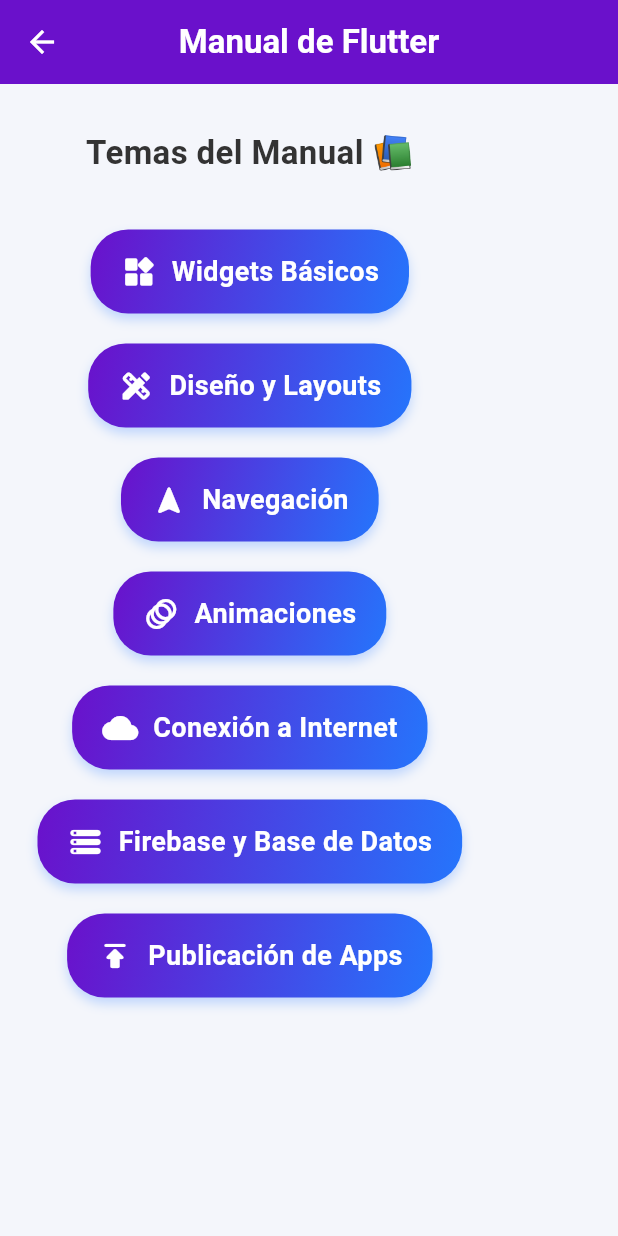
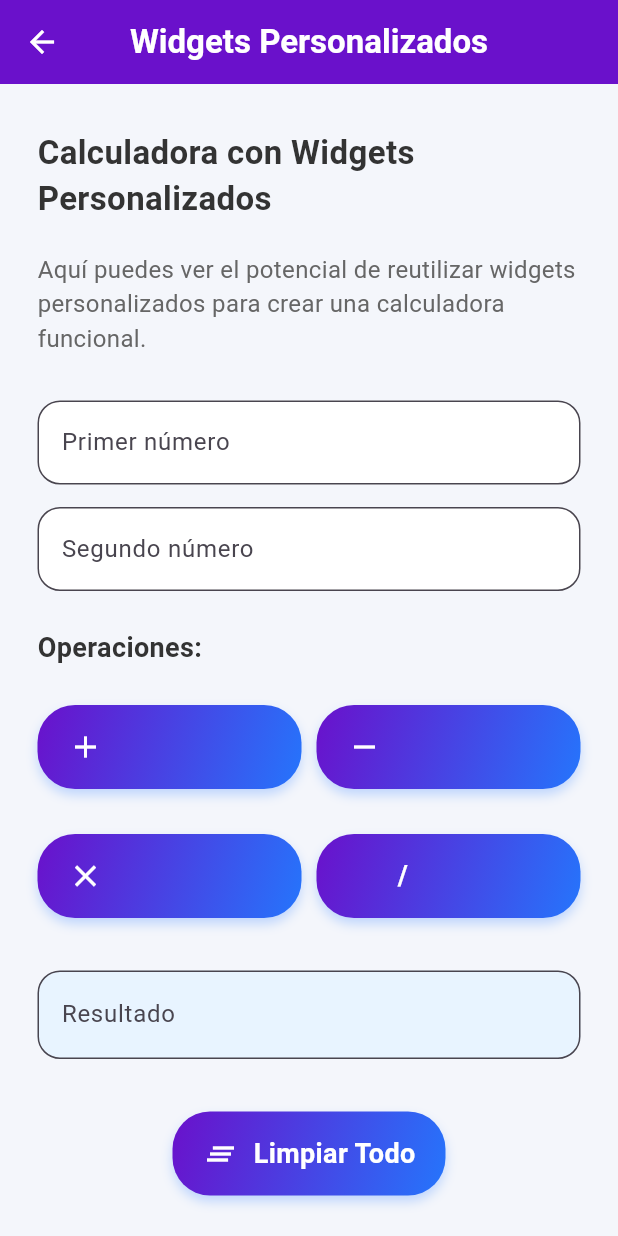
Before and after one commit to hectoRAlvarez-DAM/presentacion, a Flutter app: the Pagina2 screen opened directly, after a tap on "Diseño y Layouts", on a phone screen of 412 x 824 dp. Run offline on Flutter 3.47's test engine with Material 3 defaults, Android fonts, the phone set to English and light mode, and no system bars; Roboto replaces fonts that are missing (Poppins).

Commit message:
Widget personal ejemplo

```diff
--- a/flutter_application_1/lib/botonPers.dart
+++ b/flutter_application_1/lib/botonPers.dart
@@ -2,7 +2,7 @@ import 'package:flutter/material.dart';
 
 class botonPers extends StatelessWidget {
   final String text;
-  final IconData icon;
+  final IconData? icon;
   final VoidCallback onPressed;
 
   const botonPers({
--- a/flutter_application_1/lib/pagina2.dart
+++ b/flutter_application_1/lib/pagina2.dart
@@ -1,5 +1,6 @@
 import 'package:flutter/material.dart';
 import 'package:flutter_application_1/botonPers.dart';
+import 'package:flutter_application_1/WidgetPersonal.dart';
 
 class Pagina2 extends StatelessWidget {
   const Pagina2({super.key});
@@ -21,10 +22,10 @@ class Pagina2 extends StatelessWidget {
       body: Padding(
         padding: const EdgeInsets.symmetric(horizontal: 25, vertical: 30),
         child: Column(
-          crossAxisAlignment: CrossAxisAlignment.center,
+          crossAxisAlignment: CrossAxisAlignment.start,
           children: [
             const Text(
-              'Temas del Manual 📚',
+              'Temas del Manual',
               style: TextStyle(
                 fontSize: 22,
                 fontWeight: FontWeight.w700,
@@ -33,7 +34,7 @@ class Pagina2 extends StatelessWidget {
             ),
             const SizedBox(height: 25),
 
-            // 🧩 Lista de botones personalizados
+            // Lista de botones personalizados
             botonPers(
               text: 'Widgets Básicos',
               icon: Icons.widgets_rounded,
@@ -42,7 +43,12 @@ class Pagina2 extends StatelessWidget {
             botonPers(
               text: 'Diseño y Layouts',
               icon: Icons.design_services_rounded,
-              onPressed: () => print('Diseño y Layouts'),
+              onPressed: () {
+                Navigator.push(
+                  context,
+                  MaterialPageRoute(builder: (context) => const Widgetpersonal()),
+                );
+              },
             ),
             botonPers(
               text: 'Navegación',
--- /dev/null
+++ b/flutter_application_1/lib/widgetPersonal.dart
@@ -0,0 +1,223 @@
+import 'package:flutter/material.dart';
+import 'package:flutter_application_1/botonPers.dart';
+
+class Widgetpersonal extends StatefulWidget {
+  const Widgetpersonal({super.key});
+
+  @override
+  State<Widgetpersonal> createState() => _WidgetpersonalState();
+}
+
+class _WidgetpersonalState extends State<Widgetpersonal> {
+  final TextEditingController _numero1Controller = TextEditingController();
+  final TextEditingController _numero2Controller = TextEditingController();
+  final TextEditingController _resultadoController = TextEditingController();
+
+  void _realizarOperacion(String operacion) {
+    double? num1 = double.tryParse(_numero1Controller.text);
+    double? num2 = double.tryParse(_numero2Controller.text);
+
+    if (num1 == null || num2 == null) {
+      _mostrarError('Por favor, ingresa números válidos');
+      return;
+    }
+
+    double resultado = 0;
+    switch (operacion) {
+      case '+':
+        resultado = num1 + num2;
+        break;
+      case '-':
+        resultado = num1 - num2;
+        break;
+      case '*':
+        resultado = num1 * num2;
+        break;
+      case '/':
+        if (num2 == 0) {
+          _mostrarError('No se puede dividir por cero');
+          return;
+        }
+        resultado = num1 / num2;
+        break;
+    }
+
+    _resultadoController.text = resultado.toString();
+  }
+
+  void _limpiar() {
+    _numero1Controller.clear();
+    _numero2Controller.clear();
+    _resultadoController.clear();
+  }
+
+  void _mostrarError(String mensaje) {
+    ScaffoldMessenger.of(context).showSnackBar(
+      SnackBar(content: Text(mensaje)),
+    );
+  }
+
+  @override
+  Widget build(BuildContext context) {
+    return Scaffold(
+      backgroundColor: const Color(0xFFF4F6FB),
+      appBar: AppBar(
+        title: const Text(
+          'Widgets Personalizados',
+          style: TextStyle(fontWeight: FontWeight.bold),
+        ),
+        centerTitle: true,
+        elevation: 0,
+        backgroundColor: const Color(0xFF6A11CB),
+        foregroundColor: Colors.white,
+      ),
+      body: Padding(
+        padding: const EdgeInsets.symmetric(horizontal: 25, vertical: 30),
+        child: Column(
+          crossAxisAlignment: CrossAxisAlignment.start,
+          children: [
+            const Text(
+              'Calculadora con Widgets Personalizados',
+              style: TextStyle(
+                fontSize: 22,
+                fontWeight: FontWeight.w700,
+                color: Color(0xFF333333),
+              ),
+            ),
+            const SizedBox(height: 20),
+            const Text(
+              'Aquí puedes ver el potencial de reutilizar widgets personalizados para crear una calculadora funcional.',
+              style: TextStyle(
+                fontSize: 16,
+                color: Color(0xFF666666),
+              ),
+            ),
+            const SizedBox(height: 30),
+
+            // Input para el primer número
+            TextField(
+              controller: _numero1Controller,
+              keyboardType: TextInputType.number,
+              decoration: InputDecoration(
+                labelText: 'Primer número',
+                border: OutlineInputBorder(
+                  borderRadius: BorderRadius.circular(15),
+                ),
+                filled: true,
+                fillColor: Colors.white,
+              ),
+            ),
+            const SizedBox(height: 15),
+
+            // Input para el segundo número
+            TextField(
+              controller: _numero2Controller,
+              keyboardType: TextInputType.number,
+              decoration: InputDecoration(
+                labelText: 'Segundo número',
+                border: OutlineInputBorder(
+                  borderRadius: BorderRadius.circular(15),
+                ),
+                filled: true,
+                fillColor: Colors.white,
+              ),
+            ),
+            const SizedBox(height: 25),
+
+            // Botones de operaciones usando el widget personalizado
+            const Text(
+              'Operaciones:',
+              style: TextStyle(
+                fontSize: 18,
+                fontWeight: FontWeight.w600,
+                color: Color(0xFF333333),
+              ),
+            ),
+            const SizedBox(height: 15),
+
+            Row(
+              mainAxisAlignment: MainAxisAlignment.spaceEvenly,
+              children: [
+                Expanded(
+                  child: botonPers(
+                    text: '',
+                    icon: Icons.add,
+                    onPressed: () => _realizarOperacion('+'),
+                  ),
+                ),
+                const SizedBox(width: 10),
+                Expanded(
+                  child: botonPers(
+                    text: '',
+                    icon: Icons.remove,
+                    onPressed: () => _realizarOperacion('-'),
+                  ),
+                ),
+              ],
+            ),
+            const SizedBox(height: 10),
+
+            Row(
+              mainAxisAlignment: MainAxisAlignment.spaceEvenly,
+              children: [
+                Expanded(
+                  child: botonPers(
+                    text: '',
+                    icon: Icons.close,
+                    onPressed: () => _realizarOperacion('*'),
+                  ),
+                ),
+                const SizedBox(width: 10),
+                Expanded(
+                  child: botonPers(
+                    text: '/',
+                    icon: null,
+                    onPressed: () => _realizarOperacion('/'),
+                  ),
+                ),
+              ],
+            ),
+            const SizedBox(height: 25),
+
+            // Campo de resultado
+            TextField(
+              controller: _resultadoController,
+              readOnly: true,
+              decoration: InputDecoration(
+                labelText: 'Resultado',
+                border: OutlineInputBorder(
+                  borderRadius: BorderRadius.circular(15),
+                ),
+                filled: true,
+                fillColor: const Color(0xFFE8F4FF),
+              ),
+              style: const TextStyle(
+                fontSize: 18,
+                fontWeight: FontWeight.bold,
+                color: Color(0xFF6A11CB),
+              ),
+            ),
+            const SizedBox(height: 25),
+
+            // Botón de limpiar
+            Center(
+              child: botonPers(
+                text: 'Limpiar Todo',
+                icon: Icons.clear_all,
+                onPressed: _limpiar,
+              ),
+            ),
+          ],
+        ),
+      ),
+    );
+  }
+
+  @override
+  void dispose() {
+    _numero1Controller.dispose();
+    _numero2Controller.dispose();
+    _resultadoController.dispose();
+    super.dispose();
+  }
+}
```
Also changed, not shown: flutter_application_1/lib/test.dart (deleted).
